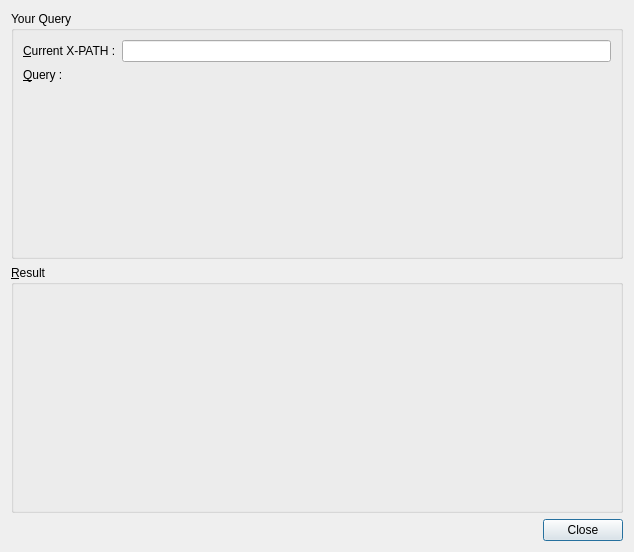
Above: xinx/ui/xquery.ui from phoenix741/xinx before the change. Below: the same form after it.
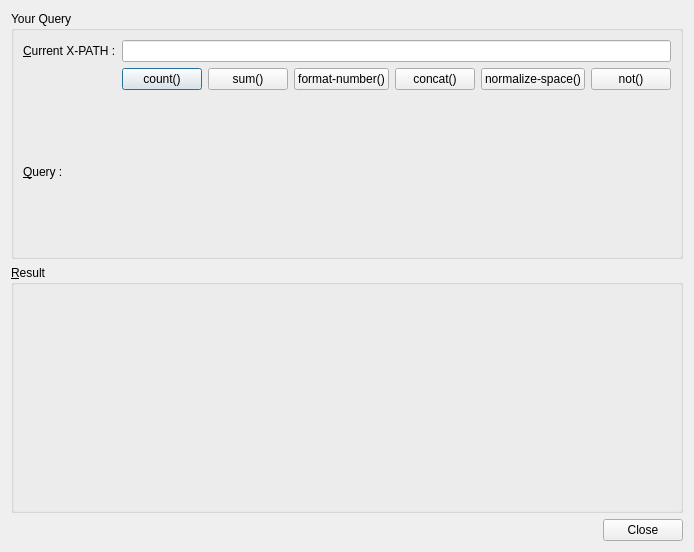
That is the form after the change. Custom widgets are drawn as their Qt base class.

Patch:
```diff
--- a/xinx/ui/xquery.ui
+++ b/xinx/ui/xquery.ui
@@ -5,7 +5,7 @@
    <rect>
     <x>0</x>
     <y>0</y>
-    <width>634</width>
+    <width>674</width>
     <height>552</height>
    </rect>
   </property>
@@ -18,7 +18,7 @@
      <property name="title" >
       <string>Your Query</string>
      </property>
-     <layout class="QFormLayout" name="formLayout" >
+     <layout class="QGridLayout" name="gridLayout_2" >
       <item row="0" column="0" >
        <widget class="QLabel" name="label" >
         <property name="text" >
@@ -32,7 +32,53 @@
       <item row="0" column="1" >
        <widget class="QLineEdit" name="m_xpathTextEdit" />
       </item>
-      <item row="1" column="0" >
+      <item row="1" column="1" >
+       <layout class="QHBoxLayout" name="horizontalLayout" >
+        <item>
+         <widget class="QPushButton" name="m_pushButtonCount" >
+          <property name="text" >
+           <string>count()</string>
+          </property>
+         </widget>
+        </item>
+        <item>
+         <widget class="QPushButton" name="m_pushButtonSum" >
+          <property name="text" >
+           <string>sum()</string>
+          </property>
+         </widget>
+        </item>
+        <item>
+         <widget class="QPushButton" name="m_pushButtonFormatNumber" >
+          <property name="text" >
+           <string>format-number()</string>
+          </property>
+         </widget>
+        </item>
+        <item>
+         <widget class="QPushButton" name="m_pushButtonConcat" >
+          <property name="text" >
+           <string>concat()</string>
+          </property>
+         </widget>
+        </item>
+        <item>
+         <widget class="QPushButton" name="m_pushButtonNormalize" >
+          <property name="text" >
+           <string>normalize-space()</string>
+          </property>
+         </widget>
+        </item>
+        <item>
+         <widget class="QPushButton" name="m_pushButtonNot" >
+          <property name="text" >
+           <string>not()</string>
+          </property>
+         </widget>
+        </item>
+       </layout>
+      </item>
+      <item row="2" column="0" >
        <widget class="QLabel" name="label_2" >
         <property name="text" >
          <string>&amp;Query :</string>
@@ -42,7 +88,7 @@
         </property>
        </widget>
       </item>
-      <item row="1" column="1" >
+      <item row="2" column="1" >
        <widget class="XinxCodeEdit" native="1" name="m_queryTextEdit" />
       </item>
      </layout>
@@ -54,13 +100,20 @@
       <string>&amp;Result</string>
      </property>
      <layout class="QGridLayout" name="gridLayout" >
-      <item row="0" column="0" >
+      <item row="1" column="0" >
        <widget class="XinxCodeEdit" native="1" name="m_resultTextEdit" >
         <property name="readOnly" stdset="0" >
          <bool>true</bool>
         </property>
        </widget>
       </item>
+      <item row="0" column="0" >
+       <widget class="QLabel" name="m_benchLabel" >
+        <property name="text" >
+         <string/>
+        </property>
+       </widget>
+      </item>
      </layout>
     </widget>
    </item>
```
Left out of the diff: 107 changed lines with no effect on the pictures.
